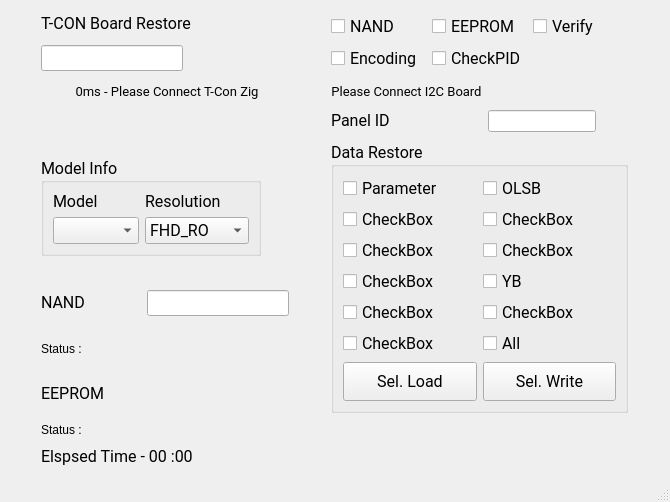
Above: test1.ui from ssylhh/Nand_Restore_1 before the change. Below: the same form after it.
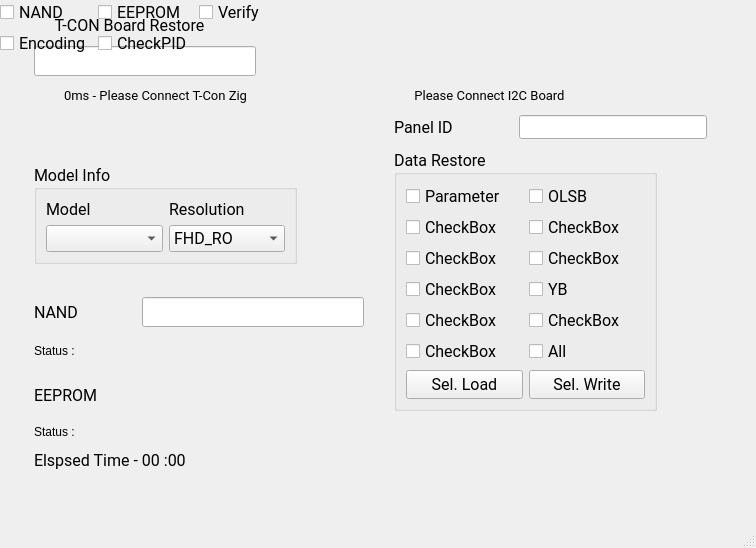
That is the form after the change.

Commit message: mainwindow.py 및 test1.ui 파일 수정

```diff
--- a/test1.ui
+++ b/test1.ui
@@ -9,8 +9,8 @@
    <rect>
     <x>0</x>
     <y>0</y>
-    <width>670</width>
-    <height>502</height>
+    <width>756</width>
+    <height>548</height>
    </rect>
   </property>
   <property name="sizePolicy">
@@ -35,9 +35,291 @@
      <verstretch>0</verstretch>
     </sizepolicy>
    </property>
-   <layout class="QGridLayout" name="gridLayout_4">
-    <item row="0" column="0" colspan="2">
+   <widget class="QLineEdit" name="lineEdit_2">
+    <property name="enabled">
+     <bool>true</bool>
+    </property>
+    <property name="geometry">
+     <rect>
+      <x>34</x>
+      <y>46</y>
+      <width>222</width>
+      <height>30</height>
+     </rect>
+    </property>
+    <property name="sizePolicy">
+     <sizepolicy hsizetype="Fixed" vsizetype="Fixed">
+      <horstretch>3</horstretch>
+      <verstretch>4</verstretch>
+     </sizepolicy>
+    </property>
+    <property name="palette">
+     <palette>
+      <active>
+       <colorrole role="WindowText">
+        <brush brushstyle="SolidPattern">
+         <color alpha="255">
+          <red>0</red>
+          <green>0</green>
+          <blue>0</blue>
+         </color>
+        </brush>
+       </colorrole>
+       <colorrole role="Text">
+        <brush brushstyle="SolidPattern">
+         <color alpha="255">
+          <red>0</red>
+          <green>0</green>
+          <blue>255</blue>
+         </color>
+        </brush>
+       </colorrole>
+       <colorrole role="PlaceholderText">
+        <brush brushstyle="SolidPattern">
+         <color alpha="128">
+          <red>0</red>
+          <green>0</green>
+          <blue>255</blue>
+         </color>
+        </brush>
+       </colorrole>
+      </active>
+      <inactive>
+       <colorrole role="WindowText">
+        <brush brushstyle="SolidPattern">
+         <color alpha="255">
+          <red>0</red>
+          <green>0</green>
+          <blue>0</blue>
+         </color>
+        </brush>
+       </colorrole>
+       <colorrole role="Text">
+        <brush brushstyle="SolidPattern">
+         <color alpha="255">
+          <red>0</red>
+          <green>0</green>
+          <blue>255</blue>
+         </color>
+        </brush>
+       </colorrole>
+       <colorrole role="PlaceholderText">
+        <brush brushstyle="SolidPattern">
+         <color alpha="128">
+          <red>0</red>
+          <green>0</green>
+          <blue>255</blue>
+         </color>
+        </brush>
+       </colorrole>
+      </inactive>
+      <disabled>
+       <colorrole role="WindowText">
+        <brush brushstyle="SolidPattern">
+         <color alpha="255">
+          <red>120</red>
+          <green>120</green>
+          <blue>120</blue>
+         </color>
+        </brush>
+       </colorrole>
+       <colorrole role="Text">
+        <brush brushstyle="SolidPattern">
+         <color alpha="255">
+          <red>120</red>
+          <green>120</green>
+          <blue>120</blue>
+         </color>
+        </brush>
+       </colorrole>
+       <colorrole role="PlaceholderText">
+        <brush brushstyle="SolidPattern">
+         <color alpha="128">
+          <red>0</red>
+          <green>0</green>
+          <blue>0</blue>
+         </color>
+        </brush>
+       </colorrole>
+      </disabled>
+     </palette>
+    </property>
+    <property name="font">
+     <font>
+      <family>Arial Black</family>
+      <pointsize>10</pointsize>
+      <weight>75</weight>
+      <bold>true</bold>
+     </font>
+    </property>
+    <property name="inputMask">
+     <string/>
+    </property>
+    <property name="text">
+     <string/>
+    </property>
+   </widget>
+   <widget class="QLabel" name="tcp_status_label">
+    <property name="geometry">
+     <rect>
+      <x>34</x>
+      <y>87</y>
+      <width>243</width>
+      <height>17</height>
+     </rect>
+    </property>
+    <property name="sizePolicy">
+     <sizepolicy hsizetype="Preferred" vsizetype="Preferred">
+      <horstretch>1</horstretch>
+      <verstretch>1</verstretch>
+     </sizepolicy>
+    </property>
+    <property name="font">
+     <font>
+      <family>Roboto</family>
+      <pointsize>10</pointsize>
+     </font>
+    </property>
+    <property name="text">
+     <string>0ms - Please Connect T-Con Zig</string>
+    </property>
+    <property name="alignment">
+     <set>Qt::AlignCenter</set>
+    </property>
+   </widget>
+   <widget class="QLineEdit" name="lineEdit_3">
+    <property name="enabled">
+     <bool>true</bool>
+    </property>
+    <property name="geometry">
+     <rect>
+      <x>142</x>
+      <y>297</y>
+      <width>222</width>
+      <height>30</height>
+     </rect>
+    </property>
+    <property name="sizePolicy">
+     <sizepolicy hsizetype="Fixed" vsizetype="Fixed">
+      <horstretch>3</horstretch>
+      <verstretch>4</verstretch>
+     </sizepolicy>
+    </property>
+    <property name="palette">
+     <palette>
+      <active>
+       <colorrole role="WindowText">
+        <brush brushstyle="SolidPattern">
+         <color alpha="255">
+          <red>0</red>
+          <green>0</green>
+          <blue>0</blue>
+         </color>
+        </brush>
+       </colorrole>
+       <colorrole role="Text">
+        <brush brushstyle="SolidPattern">
+         <color alpha="255">
+          <red>0</red>
+          <green>0</green>
+          <blue>255</blue>
+         </color>
+        </brush>
+       </colorrole>
+       <colorrole role="PlaceholderText">
+        <brush brushstyle="SolidPattern">
+         <color alpha="128">
+          <red>0</red>
+          <green>0</green>
+          <blue>255</blue>
+         </color>
+        </brush>
+       </colorrole>
+      </active>
+      <inactive>
+       <colorrole role="WindowText">
+        <brush brushstyle="SolidPattern">
+         <color alpha="255">
+          <red>0</red>
+          <green>0</green>
+          <blue>0</blue>
+         </color>
+        </brush>
+       </colorrole>
+       <colorrole role="Text">
+        <brush brushstyle="SolidPattern">
+         <color alpha="255">
+          <red>0</red>
+          <green>0</green>
+          <blue>255</blue>
+         </color>
+        </brush>
+       </colorrole>
+       <colorrole role="PlaceholderText">
+        <brush brushstyle="SolidPattern">
+         <color alpha="128">
+          <red>0</red>
+          <green>0</green>
+          <blue>255</blue>
+         </color>
+        </brush>
+       </colorrole>
+      </inactive>
+      <disabled>
+       <colorrole role="WindowText">
+        <brush brushstyle="SolidPattern">
+         <color alpha="255">
+          <red>120</red>
+          <green>120</green>
+          <blue>120</blue>
+         </color>
+        </brush>
+       </colorrole>
+       <colorrole role="Text">
+        <brush brushstyle="SolidPattern">
+         <color alpha="255">
+          <red>120</red>
+          <green>120</green>
+          <blue>120</blue>
+         </color>
+        </brush>
+       </colorrole>
+       <colorrole role="PlaceholderText">
+        <brush brushstyle="SolidPattern">
+         <color alpha="128">
+          <red>0</red>
+          <green>0</green>
+          <blue>0</blue>
+         </color>
+        </brush>
+       </colorrole>
+      </disabled>
+     </palette>
+    </property>
+    <property name="font">
+     <font>
+      <family>Arial Black</family>
+      <pointsize>10</pointsize>
+      <weight>75</weight>
+      <bold>true</bold>
+     </font>
+    </property>
+    <property name="inputMask">
+     <string/>
+    </property>
+    <property name="text">
+     <string/>
+    </property>
+   </widget>
      <widget class="QLabel" name="label">
+    <property name="geometry">
+     <rect>
+      <x>34</x>
+      <y>15</y>
+      <width>191</width>
+      <height>20</height>
+     </rect>
+    </property>
       <property name="sizePolicy">
        <sizepolicy hsizetype="Fixed" vsizetype="Fixed">
         <horstretch>2</horstretch>
@@ -57,8 +339,7 @@
        <set>Qt::AlignCenter</set>
       </property>
      </widget>
-    </item>
-    <item row="0" column="2" rowspan="2" colspan="2">
+   <widget class="QWidget" name="">
      <layout class="QGridLayout" name="gridLayout_2">
       <property name="sizeConstraint">
        <enum>QLayout::SetFixedSize</enum>
@@ -129,149 +410,16 @@
        </widget>
       </item>
      </layout>
-    </item>
-    <item row="1" column="0" colspan="2">
-     <widget class="QLineEdit" name="lineEdit_2">
-      <property name="enabled">
-       <bool>true</bool>
-      </property>
-      <property name="sizePolicy">
-       <sizepolicy hsizetype="Fixed" vsizetype="Fixed">
-        <horstretch>3</horstretch>
-        <verstretch>4</verstretch>
-       </sizepolicy>
-      </property>
-      <property name="palette">
-       <palette>
-        <active>
-         <colorrole role="WindowText">
-          <brush brushstyle="SolidPattern">
-           <color alpha="255">
-            <red>0</red>
-            <green>0</green>
-            <blue>0</blue>
-           </color>
-          </brush>
-         </colorrole>
-         <colorrole role="Text">
-          <brush brushstyle="SolidPattern">
-           <color alpha="255">
-            <red>0</red>
-            <green>0</green>
-            <blue>255</blue>
-           </color>
-          </brush>
-         </colorrole>
-         <colorrole role="PlaceholderText">
-          <brush brushstyle="SolidPattern">
-           <color alpha="128">
-            <red>0</red>
-            <green>0</green>
-            <blue>255</blue>
-           </color>
-          </brush>
-         </colorrole>
-        </active>
-        <inactive>
-         <colorrole role="WindowText">
-          <brush brushstyle="SolidPattern">
-           <color alpha="255">
-            <red>0</red>
-            <green>0</green>
-            <blue>0</blue>
-           </color>
-          </brush>
-         </colorrole>
-         <colorrole role="Text">
-          <brush brushstyle="SolidPattern">
-           <color alpha="255">
-            <red>0</red>
-            <green>0</green>
-            <blue>255</blue>
-           </color>
-          </brush>
-         </colorrole>
-         <colorrole role="PlaceholderText">
-          <brush brushstyle="SolidPattern">
-           <color alpha="128">
-            <red>0</red>
-            <green>0</green>
-            <blue>255</blue>
-           </color>
-          </brush>
-         </colorrole>
-        </inactive>
-        <disabled>
-         <colorrole role="WindowText">
-          <brush brushstyle="SolidPattern">
-           <color alpha="255">
-            <red>120</red>
-            <green>120</green>
-            <blue>120</blue>
-           </color>
-          </brush>
-         </colorrole>
-         <colorrole role="Text">
-          <brush brushstyle="SolidPattern">
-           <color alpha="255">
-            <red>120</red>
-            <green>120</green>
-            <blue>120</blue>
-           </color>
-          </brush>
-         </colorrole>
-         <colorrole role="PlaceholderText">
-          <brush brushstyle="SolidPattern">
-           <color alpha="128">
-            <red>0</red>
-            <green>0</green>
-            <blue>0</blue>
-           </color>
-          </brush>
-         </colorrole>
-        </disabled>
-       </palette>
-      </property>
-      <property name="font">
-       <font>
-        <family>Arial Black</family>
-        <pointsize>10</pointsize>
-        <weight>75</weight>
-        <bold>true</bold>
-       </font>
-      </property>
-      <property name="inputMask">
-       <string/>
-      </property>
-      <property name="text">
-       <string/>
-      </property>
-     </widget>
-    </item>
-    <item row="2" column="0" colspan="2">
-     <widget class="QLabel" name="tcp_status_label">
-      <property name="sizePolicy">
-       <sizepolicy hsizetype="Preferred" vsizetype="Preferred">
-        <horstretch>1</horstretch>
-        <verstretch>1</verstretch>
-       </sizepolicy>
-      </property>
-      <property name="font">
-       <font>
-        <family>Roboto</family>
-        <pointsize>10</pointsize>
-       </font>
-      </property>
-      <property name="text">
-       <string>0ms - Please Connect T-Con Zig</string>
-      </property>
-      <property name="alignment">
-       <set>Qt::AlignCenter</set>
-      </property>
-     </widget>
-    </item>
-    <item row="2" column="2" colspan="2">
+   </widget>
      <widget class="QLabel" name="label_9">
+    <property name="geometry">
+     <rect>
+      <x>394</x>
+      <y>87</y>
+      <width>191</width>
+      <height>17</height>
+     </rect>
+    </property>
       <property name="sizePolicy">
        <sizepolicy hsizetype="Fixed" vsizetype="Fixed">
         <horstretch>0</horstretch>
@@ -291,9 +439,15 @@
        <set>Qt::AlignCenter</set>
       </property>
      </widget>
-    </item>
-    <item row="3" column="2">
      <widget class="QLabel" name="label_2">
+    <property name="geometry">
+     <rect>
+      <x>394</x>
+      <y>117</y>
+      <width>69</width>
+      <height>20</height>
+     </rect>
+    </property>
       <property name="sizePolicy">
        <sizepolicy hsizetype="Fixed" vsizetype="Fixed">
         <horstretch>0</horstretch>
@@ -310,9 +464,15 @@
        <string>Panel ID</string>
       </property>
      </widget>
-    </item>
-    <item row="3" column="3">
      <widget class="QLineEdit" name="lineEdit">
+    <property name="geometry">
+     <rect>
+      <x>519</x>
+      <y>115</y>
+      <width>188</width>
+      <height>24</height>
+     </rect>
+    </property>
       <property name="sizePolicy">
        <sizepolicy hsizetype="Fixed" vsizetype="Fixed">
         <horstretch>0</horstretch>
@@ -320,9 +480,15 @@
        </sizepolicy>
       </property>
      </widget>
-    </item>
-    <item row="4" column="0" colspan="2">
      <widget class="QGroupBox" name="groupBox">
+    <property name="geometry">
+     <rect>
+      <x>34</x>
+      <y>165</y>
+      <width>263</width>
+      <height>99</height>
+     </rect>
+    </property>
       <property name="sizePolicy">
        <sizepolicy hsizetype="Fixed" vsizetype="Fixed">
         <horstretch>2</horstretch>
@@ -414,9 +580,15 @@
        </item>
       </layout>
      </widget>
-    </item>
-    <item row="4" column="2" rowspan="4" colspan="2">
      <widget class="QGroupBox" name="groupBox_2">
+    <property name="geometry">
+     <rect>
+      <x>394</x>
+      <y>150</y>
+      <width>263</width>
+      <height>261</height>
+     </rect>
+    </property>
       <property name="sizePolicy">
        <sizepolicy hsizetype="Preferred" vsizetype="Preferred">
         <horstretch>0</horstretch>
@@ -567,9 +739,15 @@
        </item>
       </layout>
      </widget>
-    </item>
-    <item row="5" column="0">
      <widget class="QLabel" name="label_5">
+    <property name="geometry">
+     <rect>
+      <x>34</x>
+      <y>302</y>
+      <width>49</width>
+      <height>20</height>
+     </rect>
+    </property>
       <property name="sizePolicy">
        <sizepolicy hsizetype="Fixed" vsizetype="Fixed">
         <horstretch>0</horstretch>
@@ -586,9 +764,15 @@
        <string>NAND</string>
       </property>
      </widget>
-    </item>
-    <item row="6" column="0">
      <widget class="QLabel" name="label_10">
+    <property name="geometry">
+     <rect>
+      <x>34</x>
+      <y>343</y>
+      <width>52</width>
+      <height>16</height>
+     </rect>
+    </property>
       <property name="sizePolicy">
        <sizepolicy hsizetype="Fixed" vsizetype="Fixed">
         <horstretch>0</horstretch>
@@ -599,9 +783,15 @@
        <string>Status :</string>
       </property>
      </widget>
-    </item>
-    <item row="7" column="0">
      <widget class="QLabel" name="label_6">
+    <property name="geometry">
+     <rect>
+      <x>34</x>
+      <y>385</y>
+      <width>78</width>
+      <height>20</height>
+     </rect>
+    </property>
       <property name="sizePolicy">
        <sizepolicy hsizetype="Fixed" vsizetype="Fixed">
         <horstretch>0</horstretch>
@@ -618,9 +808,15 @@
        <string>EEPROM</string>
       </property>
      </widget>
-    </item>
-    <item row="8" column="0">
      <widget class="QLabel" name="label_11">
+    <property name="geometry">
+     <rect>
+      <x>34</x>
+      <y>424</y>
+      <width>52</width>
+      <height>16</height>
+     </rect>
+    </property>
       <property name="sizePolicy">
        <sizepolicy hsizetype="Fixed" vsizetype="Fixed">
         <horstretch>0</horstretch>
@@ -631,9 +827,15 @@
        <string>Status :</string>
       </property>
      </widget>
-    </item>
-    <item row="9" column="0" colspan="2">
      <widget class="QLabel" name="label_7">
+    <property name="geometry">
+     <rect>
+      <x>34</x>
+      <y>450</y>
+      <width>198</width>
+      <height>20</height>
+     </rect>
+    </property>
       <property name="sizePolicy">
        <sizepolicy hsizetype="Fixed" vsizetype="Fixed">
         <horstretch>0</horstretch>
@@ -650,126 +852,6 @@
        <string>Elspsed Time - 00 :00</string>
       </property>
      </widget>
-    </item>
-    <item row="5" column="1">
-     <widget class="QLineEdit" name="lineEdit_3">
-      <property name="enabled">
-       <bool>true</bool>
-      </property>
-      <property name="sizePolicy">
-       <sizepolicy hsizetype="Fixed" vsizetype="Fixed">
-        <horstretch>3</horstretch>
-        <verstretch>4</verstretch>
-       </sizepolicy>
-      </property>
-      <property name="palette">
-       <palette>
-        <active>
-         <colorrole role="WindowText">
-          <brush brushstyle="SolidPattern">
-           <color alpha="255">
-            <red>0</red>
-            <green>0</green>
-            <blue>0</blue>
-           </color>
-          </brush>
-         </colorrole>
-         <colorrole role="Text">
-          <brush brushstyle="SolidPattern">
-           <color alpha="255">
-            <red>0</red>
-            <green>0</green>
-            <blue>255</blue>
-           </color>
-          </brush>
-         </colorrole>
-         <colorrole role="PlaceholderText">
-          <brush brushstyle="SolidPattern">
-           <color alpha="128">
-            <red>0</red>
-            <green>0</green>
-            <blue>255</blue>
-           </color>
-          </brush>
-         </colorrole>
-        </active>
-        <inactive>
-         <colorrole role="WindowText">
-          <brush brushstyle="SolidPattern">
-           <color alpha="255">
-            <red>0</red>
-            <green>0</green>
-            <blue>0</blue>
-           </color>
-          </brush>
-         </colorrole>
-         <colorrole role="Text">
-          <brush brushstyle="SolidPattern">
-           <color alpha="255">
-            <red>0</red>
-            <green>0</green>
-            <blue>255</blue>
-           </color>
-          </brush>
-         </colorrole>
-         <colorrole role="PlaceholderText">
-          <brush brushstyle="SolidPattern">
-           <color alpha="128">
-            <red>0</red>
-            <green>0</green>
-            <blue>255</blue>
-           </color>
-          </brush>
-         </colorrole>
-        </inactive>
-        <disabled>
-         <colorrole role="WindowText">
-          <brush brushstyle="SolidPattern">
-           <color alpha="255">
-            <red>120</red>
-            <green>120</green>
-            <blue>120</blue>
-           </color>
-          </brush>
-         </colorrole>
-         <colorrole role="Text">
-          <brush brushstyle="SolidPattern">
-           <color alpha="255">
-            <red>120</red>
-            <green>120</green>
-            <blue>120</blue>
-           </color>
-          </brush>
-         </colorrole>
-         <colorrole role="PlaceholderText">
-          <brush brushstyle="SolidPattern">
-           <color alpha="128">
-            <red>0</red>
-            <green>0</green>
-            <blue>0</blue>
-           </color>
-          </brush>
-         </colorrole>
-        </disabled>
-       </palette>
-      </property>
-      <property name="font">
-       <font>
-        <family>Arial Black</family>
-        <pointsize>10</pointsize>
-        <weight>75</weight>
-        <bold>true</bold>
-       </font>
-      </property>
-      <property name="inputMask">
-       <string/>
-      </property>
-      <property name="text">
-       <string/>
-      </property>
-     </widget>
-    </item>
-   </layout>
   </widget>
   <widget class="QMenuBar" name="menubar">
    <property name="geometry">
```
Left out of the diff: 2 changed lines with no effect on the pictures. Lines whose indentation alone changed are shown as unchanged. The commit also changes 1 other file.
